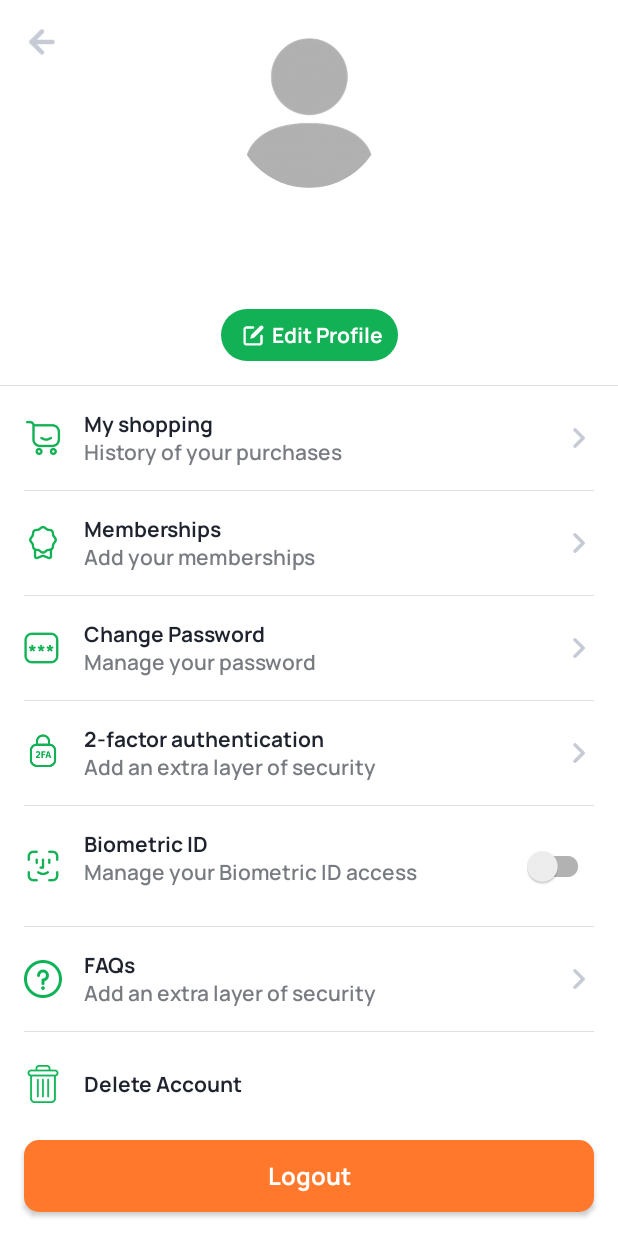
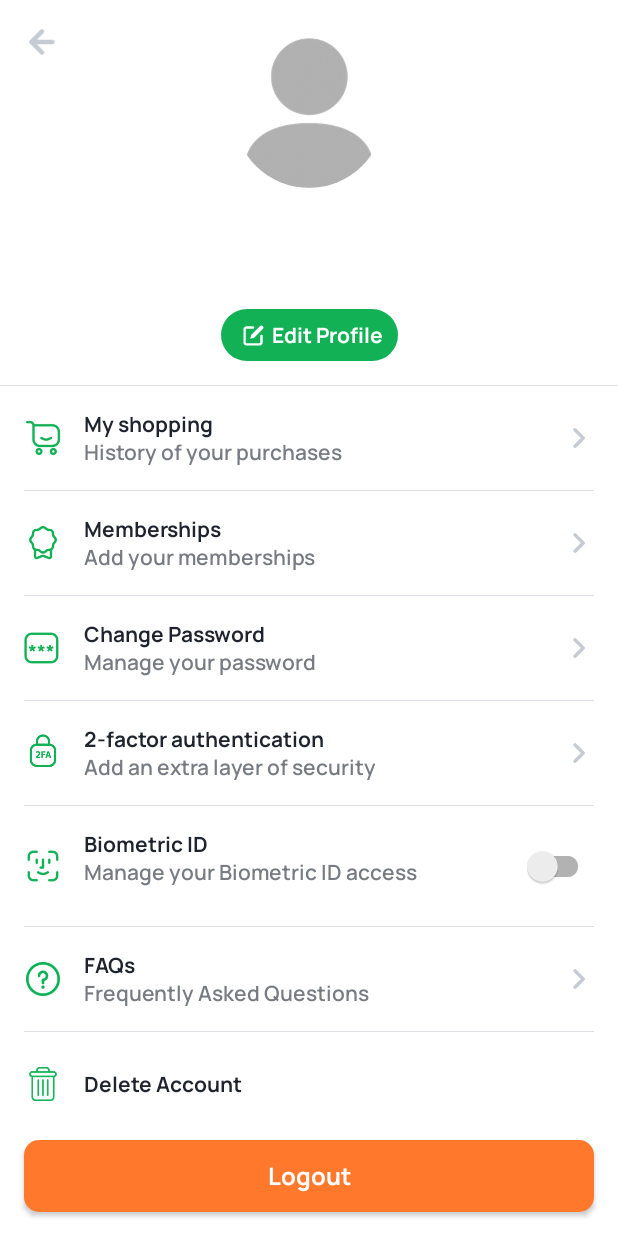
Before and after one commit to ivansaroka/Instalane-Android, an Android app: the UserProfileActivity screen opened directly, with no data from a screen before it, on a phone screen of 412 x 824 dp. Run offline under Robolectric (Android 15) with nearby library versions, the phone set to English and light mode, and no system bars; pictures from the network do not load.

Commit message:
subtitle FAQs

```diff
--- a/app/src/main/res/layout/activity_user_profile.xml
+++ b/app/src/main/res/layout/activity_user_profile.xml
@@ -345,6 +345,7 @@
                 <ImageView
                     android:layout_width="@dimen/ic_profile_size"
                     android:layout_height="@dimen/ic_profile_size"
+                    android:padding="1dp"
                     app:layout_constraintTop_toTopOf="parent"
                     app:layout_constraintBottom_toBottomOf="parent"
                     app:layout_constraintStart_toStartOf="parent"
@@ -359,7 +360,7 @@
                     />
 
                 <TextView
-                    android:text="@string/add_an_extra_layer_of_security"
+                    android:text="@string/frequently_asked_questions"
                     style="@style/ProfileOptionDescriptionStyle"
                     app:layout_constraintStart_toStartOf="parent"
                     app:layout_constraintTop_toBottomOf="@+id/mProfileTitle7"
@@ -387,6 +388,7 @@
                 <ImageView
                     android:layout_width="@dimen/ic_profile_size"
                     android:layout_height="@dimen/ic_profile_size"
+                    android:padding="1dp"
                     app:layout_constraintTop_toTopOf="parent"
                     app:layout_constraintBottom_toBottomOf="parent"
                     app:layout_constraintStart_toStartOf="parent"
--- a/app/src/main/res/values/strings.xml
+++ b/app/src/main/res/values/strings.xml
@@ -85,6 +85,7 @@
     <string name="empty_notification">You don\'t have notifications.</string>
     <string name="two_factor_successfully">2-factor authentication has been successfully added!</string>
     <string name="want_to_disable_biometric">Do you want to disable 2-factor authentication?</string>
+    <string name="frequently_asked_questions">Frequently Asked Questions</string>
 
     <!-- ADD CARD -->
     <string name="add_new_card">Add New Card</string>
```
